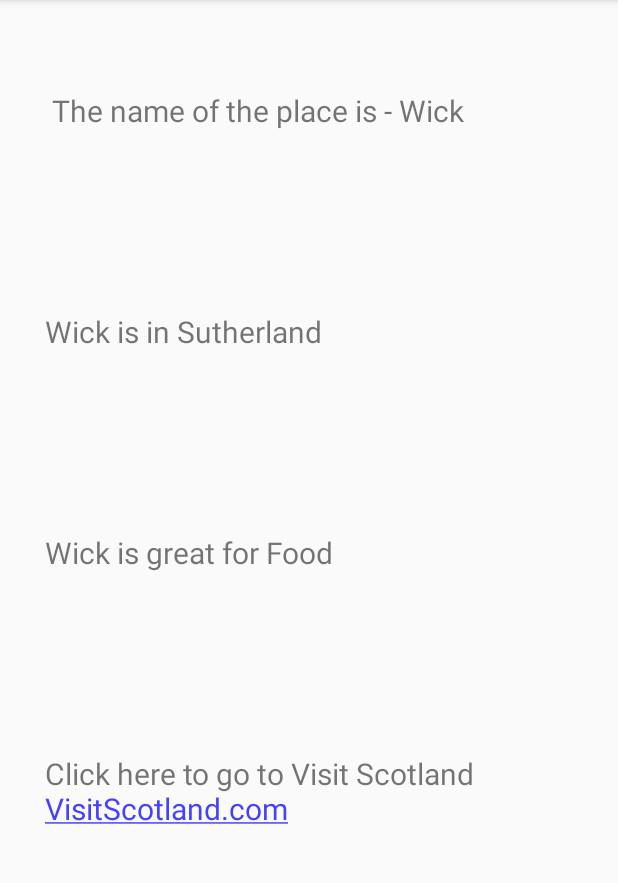
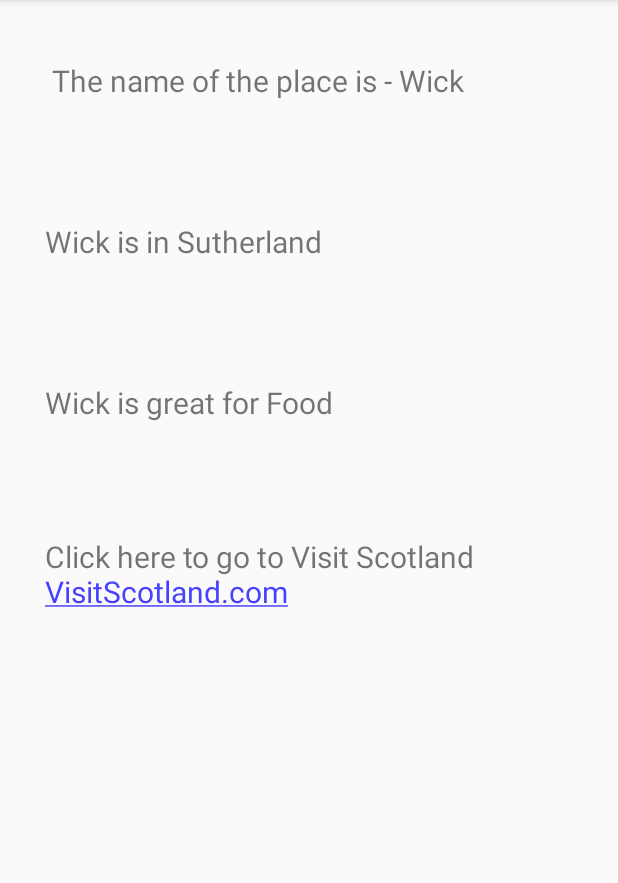
Before and after one commit to robflett/TopPlacestoVisitAppProject, an Android app: the screen it shows after launch (ExpandableActivity), after a tap on "10", on a phone screen of 412 x 824 dp, the part 84-967 px from its top. Run offline under Robolectric (Android 15) with nearby library versions, the light colour scheme and no system bars.

Commit message:
formatting to text changes

```diff
--- a/Places_to_visit_in_Scotland/app/src/main/java/com/codeclan/places_to_visit_in_scotland/TopPlacesinScotlandtoVisit.java
+++ b/Places_to_visit_in_Scotland/app/src/main/java/com/codeclan/places_to_visit_in_scotland/TopPlacesinScotlandtoVisit.java
@@ -33,7 +33,7 @@ public class TopPlacesinScotlandtoVisit {
         listing.add(new Place(13, "The Peat Road", "Sutherland", "Walking"));
         listing.add(new Place(14, "St Andrews", "East Coast of Scotland", "Historic"));
         listing.add(new Place(15, "Arthurs Seat", "Edinburgh", "Walking"));
-        listing.add(new Place(16, "Loch Vennacher", "Stirlingshire", "Sailing"));
+        listing.add(new Place(16, "Loch Venachar", "Stirlingshire", "Sailing"));
         listing.add(new Place(17, "Thornhill", "Stirlingshire", "Food"));
         listing.add(new Place(18, "Mallaig", "West Coast of Scotland", "Food"));
         listing.add(new Place(19, "Leith Shore", "Edinburgh", "Food"));
--- a/Places_to_visit_in_Scotland/app/src/main/res/layout/expandable_items.xml
+++ b/Places_to_visit_in_Scotland/app/src/main/res/layout/expandable_items.xml
@@ -28,8 +28,8 @@
 
         <TextView
             android:id="@+id/placename"
-            android:layout_marginTop="30dp"
-            android:layout_marginBottom="30dp"
+            android:layout_marginTop="10dp"
+            android:layout_marginBottom="10dp"
             android:textSize="20dp"
             android:padding="30dp"
 
@@ -39,8 +39,8 @@
 
         <TextView
         android:id="@+id/location"
-            android:layout_marginTop="30dp"
-            android:layout_marginBottom="30dp"
+            android:layout_marginTop="10dp"
+            android:layout_marginBottom="10dp"
             android:textSize="20dp"
             android:padding="30dp"
 
@@ -49,8 +49,8 @@
 
         <TextView
         android:id="@+id/activity"
-            android:layout_marginTop="30dp"
-            android:layout_marginBottom="30dp"
+            android:layout_marginTop="10dp"
+            android:layout_marginBottom="5dp"
             android:textSize="20dp"
             android:padding="30dp"
         android:layout_width="match_parent"
@@ -61,8 +61,8 @@
             android:text="@string/urllink"
             android:autoLink="web"
             android:id="@+id/urllink"
-            android:layout_marginTop="30dp"
-            android:layout_marginBottom="30dp"
+            android:layout_marginTop="10dp"
+            android:layout_marginBottom="10dp"
             android:textSize="20dp"
             android:padding="30dp"
 
```
